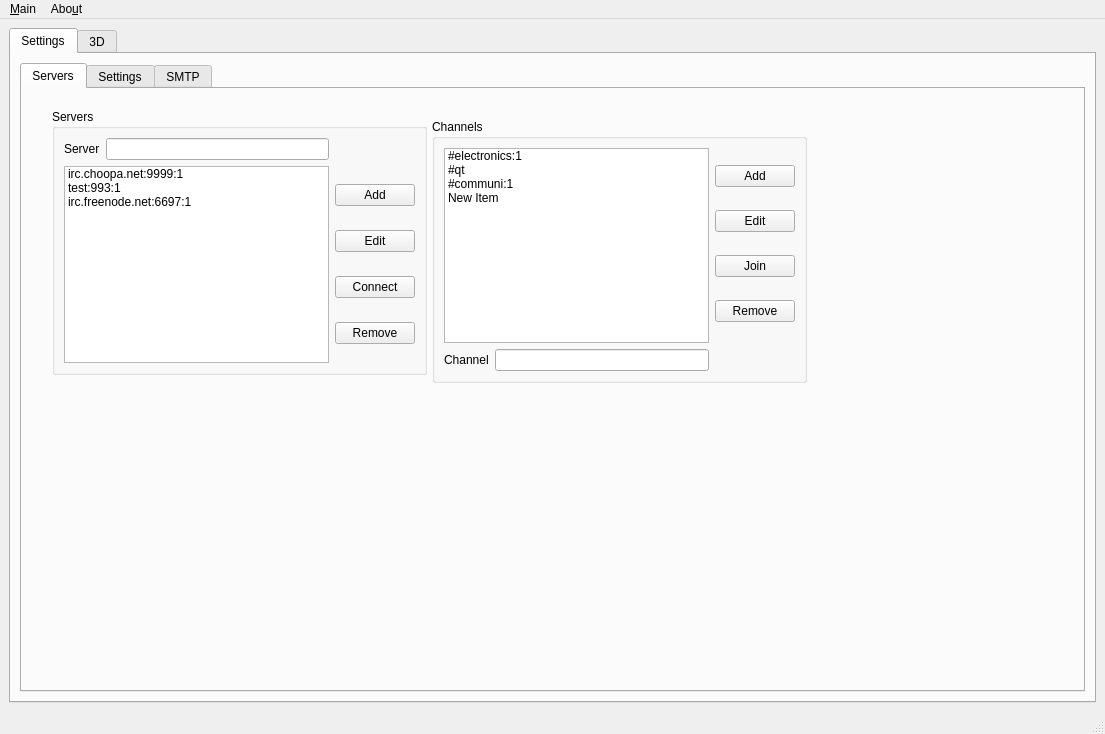
The window that mainwindow.ui (netpipe/cannachat) describes before a commit, drawn with Qt 5.
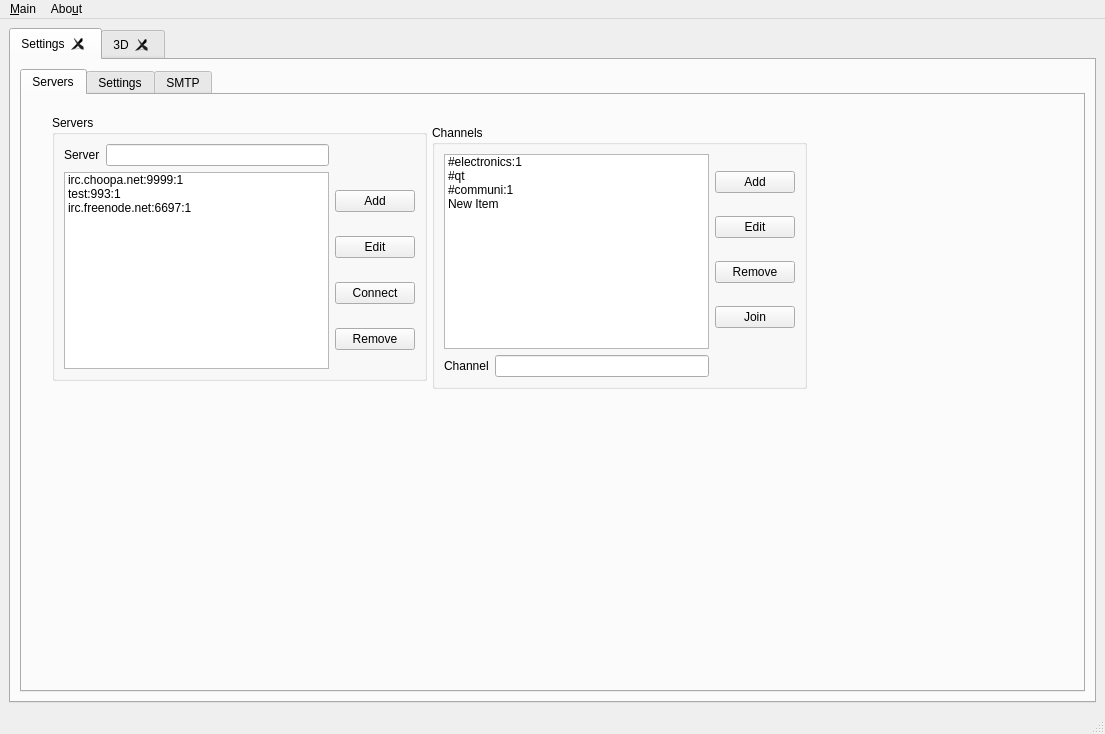
The same window after the commit.

```diff
--- a/mainwindow.ui
+++ b/mainwindow.ui
@@ -20,6 +20,12 @@
       <property name="currentIndex">
        <number>0</number>
       </property>
+      <property name="tabsClosable">
+       <bool>true</bool>
+      </property>
+      <property name="movable">
+       <bool>true</bool>
+      </property>
       <widget class="QWidget" name="tab_3">
        <attribute name="title">
         <string>Settings</string>
@@ -167,6 +173,13 @@
                  </property>
                 </widget>
                </item>
+               <item>
+                <widget class="QPushButton" name="removechannel">
+                 <property name="text">
+                  <string>Remove</string>
+                 </property>
+                </widget>
+               </item>
                <item>
                 <widget class="QPushButton" name="joinchannel">
                  <property name="text">
@@ -174,13 +187,6 @@
                  </property>
                 </widget>
                </item>
-               <item>
-                <widget class="QPushButton" name="removechannel">
-                 <property name="text">
-                  <string>Remove</string>
-                 </property>
-                </widget>
-               </item>
               </layout>
              </item>
              <item row="1" column="0">
```
